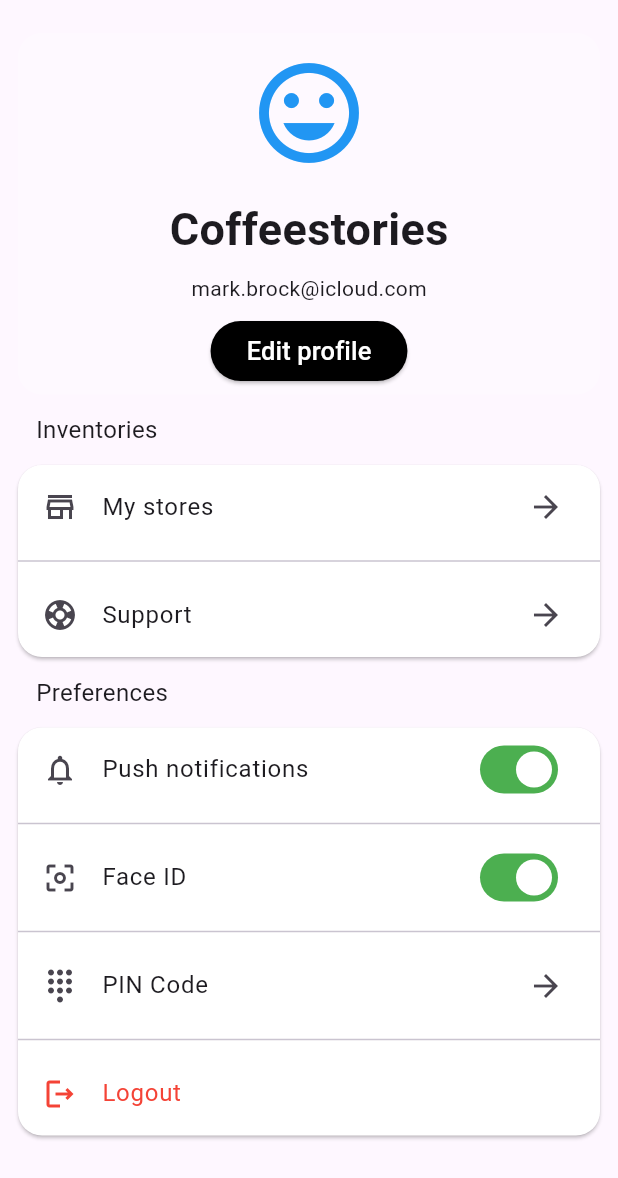
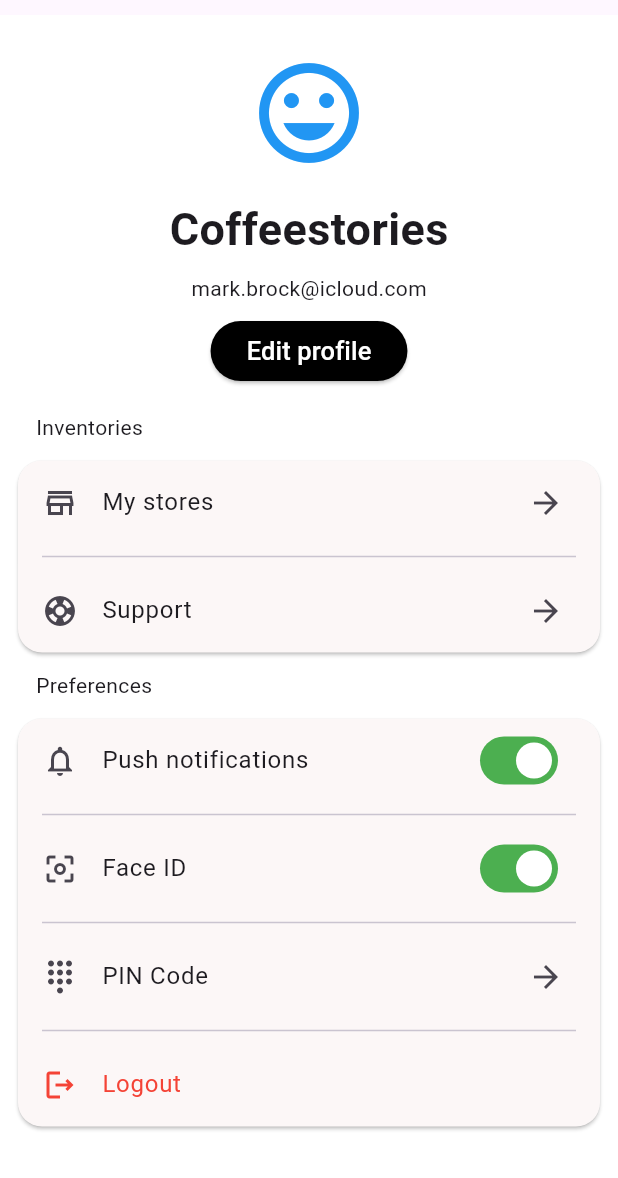
Before and after one commit to EddyArgueta/Tarea2.1, a Flutter app: the screen it shows after launch, on a phone screen of 412 x 824 dp. Shown: the top 1178 px of the screen. Run offline on Flutter 3.47's test engine with Material 3 defaults, Android fonts, the phone set to English and light mode, and no system bars.

```diff
--- a/lib/src/inventories.dart
+++ b/lib/src/inventories.dart
@@ -14,14 +14,14 @@ class Inventories extends StatelessWidget {
           child: Text(
             'Inventories',
             style: TextStyle(
-              fontSize: 16,
+              fontSize: 14,
             ),
           ),
         ),
         const SizedBox(height: 8),
         Card(
           elevation: 1,
-          color: Colors.white,
+          color: const Color.fromARGB(255, 252, 247, 247),
           shape: RoundedRectangleBorder(
             borderRadius: BorderRadius.circular(16.0),
           ),
@@ -33,7 +33,7 @@ class Inventories extends StatelessWidget {
                 title: 'My stores',
                 trailing: Icons.arrow_forward,
               ),
-              Divider(),
+              Divider(indent: 16, endIndent: 16),
               CustomListTile(
                 icon: Icons.support_outlined,
                 title: 'Support',
--- a/lib/src/preferences.dart
+++ b/lib/src/preferences.dart
@@ -1,6 +1,5 @@
 import 'package:flutter/material.dart';
 import 'package:screendesign/widgets/custom_icon_button.dart';
-import 'package:screendesign/widgets/switch_button.dart';
 
 class Preferences extends StatelessWidget {
   const Preferences({super.key});
@@ -15,14 +14,14 @@ class Preferences extends StatelessWidget {
           child: Text(
             'Preferences',
             style: TextStyle(
-              fontSize: 16,
+              fontSize: 14,
             ),
           ),
         ),
         const SizedBox(height: 8),
         Card(
           elevation: 1,
-          color: Colors.white,
+          color: const Color.fromARGB(255, 252, 247, 247),
           shape: RoundedRectangleBorder(
             borderRadius: BorderRadius.circular(16.0),
           ),
@@ -33,18 +32,18 @@ class Preferences extends StatelessWidget {
                 icon: Icons.notifications_none_outlined,
                 title: 'Push notifications',
               ),
-              Divider(),
+              Divider(indent: 16, endIndent: 16),
               CustomListTile2(
                 icon: Icons.center_focus_weak_outlined,
                 title: 'Face ID',
               ),
-              Divider(),
+              Divider(indent: 16, endIndent: 16),
               CustomListTile(
                 icon: Icons.dialpad_sharp,
                 title: 'PIN Code',
                 trailing: Icons.arrow_forward,
               ),
-              Divider(),
+              Divider(indent: 16, endIndent: 16),
               ListTile(
                 leading: Icon(Icons.logout_outlined),
                 title: Text('Logout'),
--- a/lib/src/principal.dart
+++ b/lib/src/principal.dart
@@ -9,6 +9,7 @@ class Principal extends StatelessWidget {
   @override
   Widget build(BuildContext context) {
     return Scaffold(
+      backgroundColor: Colors.white,
       appBar: AppBar(
         toolbarHeight: 10,
       ),
```
